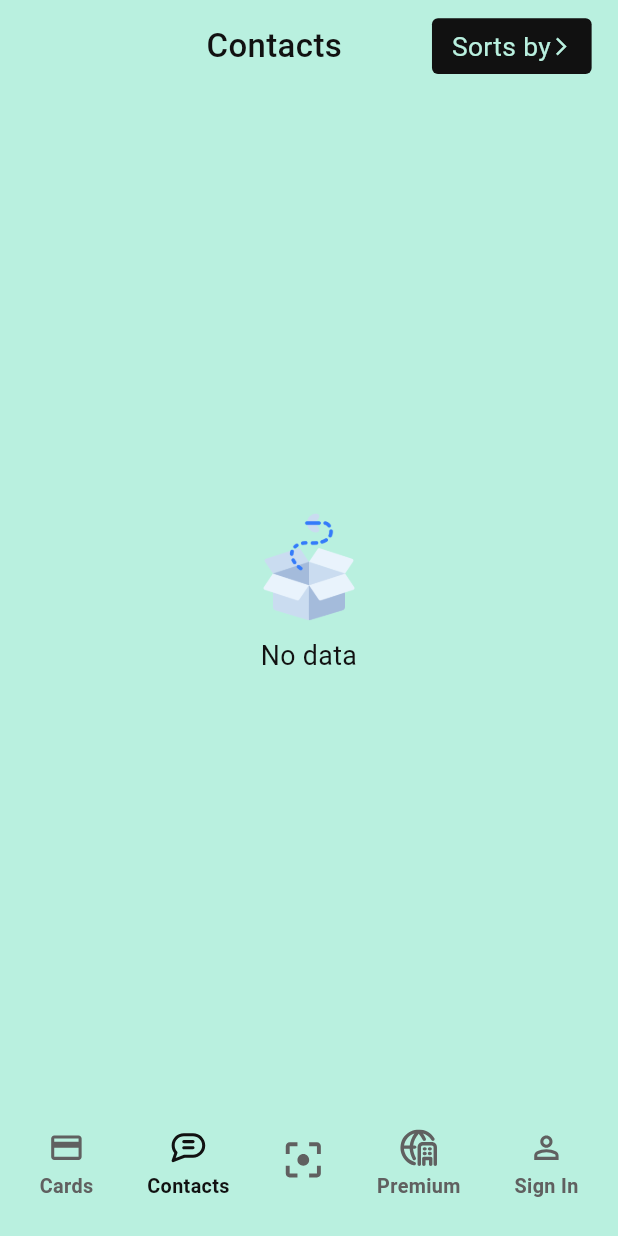
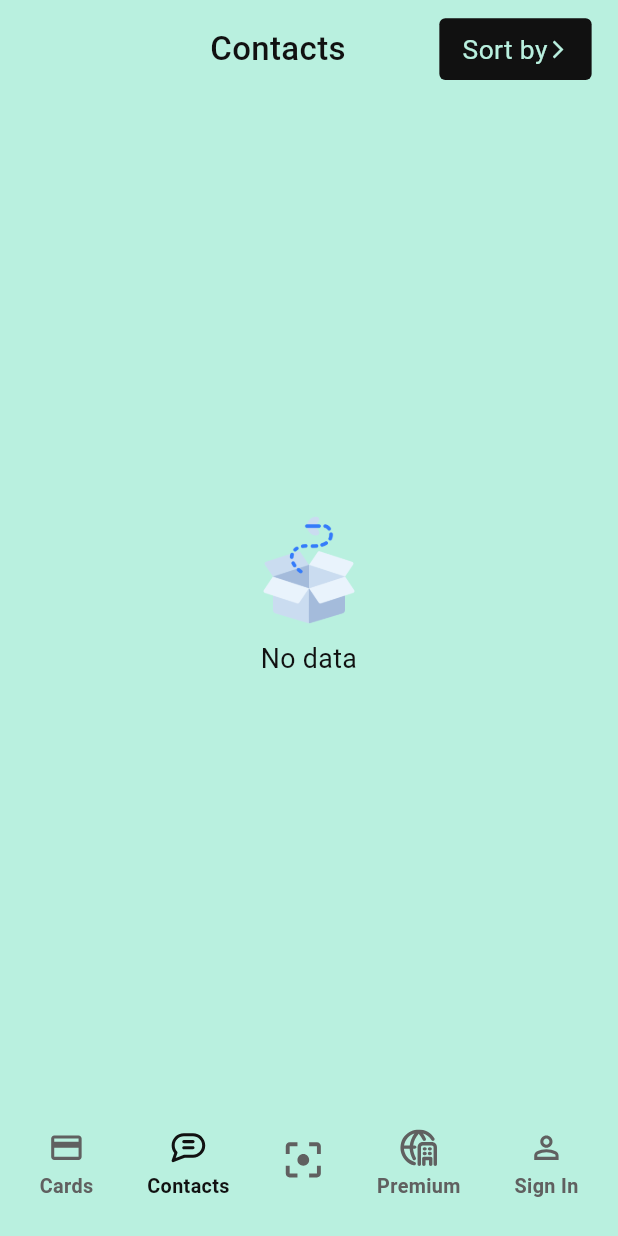
Before and after one commit to bdCalling-Sdt-hub/card_scanner, a Flutter app: the AllCardsScreen screen opened by its route, on a phone screen of 412 x 824 dp. Run offline on Flutter 3.47's test engine with Material 3 defaults, Android fonts, the phone set to English and light mode, and no system bars; our stand-ins replace cached_network_image, cloud_firestore, connectivity_plus, device_info_plus, firebase_auth, firebase_core and 19 more; missing offline and left inert: excel, flutter_barcode_scanner, flutter_currency_picker, flutter_email_sender, flutter_paypal_payment, google_mlkit_text_recognition and 1 more; accounts and stored records are empty.

Commit message:
some update done

```diff
--- a/lib/controllers/storage_controller.dart
+++ b/lib/controllers/storage_controller.dart
@@ -91,7 +91,7 @@ class StorageController extends GetxController {
 
   ///<<<=============== Sorting Repo ==================================>>>
   RxBool isTapped = false.obs;
-  List sortsList = ["Sorts by person name".tr, "Sorts by company name".tr];
+  List sortsList = ["Sort by person name".tr, "Sort by company name".tr];
 
   sortBy({required int index}) {
     if (index == 0) {
--- a/lib/language/locales.dart
+++ b/lib/language/locales.dart
@@ -270,9 +270,9 @@ class Locales extends Translations {
           "Save Group": "Save Group",
           "Scanned Images": "Scanned Images",
           "No image found": "No image found",
-          "Sorts by": "Sorts by",
-          "Sorts by person name": "Sorts by person name",
-          "Sorts by company name": "Sorts by company name",
+          "Sort by": "Sort by",
+          "Sort by person name": "Sort by person name",
+          "Sort by company name": "Sort by company name",
           "Check your internet connection & Try again!":
               "Check your internet connection & Try again!",
           'I want the above texts like this structure,{"imageUrl": "imageUrl", "name": "name", "designation": "designation", "company_name": "company name", "email": "email address", "mobile_phone": "mobile phone number", "land_phone": "land phone number", "fax": "fax number", "website": "web address", "address": "location address"}, always give response as like this same format':
@@ -576,9 +576,9 @@ class Locales extends Translations {
           "Save Group": "保存组",
           "Scanned Images": "扫描的图像",
           "No image found": "未找到图像",
-          "Sorts by": "排序方式",
-          "Sorts by person name": "按人名排序",
-          "Sorts by company name": "按公司名排序",
+          "Sort by": "排序方式",
+          "Sort by person name": "按人名排序",
+          "Sort by company name": "按公司名排序",
           "Check your internet connection & Try again!": "检查你的互联网连接并重试！",
           'I want the above texts like this structure, {"imageUrl": "imageUrl", "name": "name", "designation": "designation", "company_name": "company name", "email": "email address", "mobile_phone": "mobile phone number", "land_phone": "land phone number", "fax": "fax number", "website": "web address", "address": "location address"}, always give response as like this same format':
               '我希望以上文本像这种结构一样，{"imageUrl": "图片网址", "name": "姓名", "designation": "职称", "company_name": "公司名称", "email": "电子邮件地址", "mobile_phone": "手机号码", "land_phone": "座机号码", "fax": "传真号码", "website": "网站地址", "address": "地址"}，并且总是以相同的格式回复',
@@ -883,9 +883,9 @@ class Locales extends Translations {
           "Save Group": "グループを保存",
           "Scanned Images": "スキャンされた画像",
           "No image found": "画像が見つかりません",
-          "Sorts by": "並び替え",
-          "Sorts by person name": "名前で並び替え",
-          "Sorts by company name": "会社名で並び替え",
+          "Sort by": "並び替え",
+          "Sort by person name": "名前で並び替え",
+          "Sort by company name": "会社名で並び替え",
           "Check your internet connection & Try again!":
               "インターネット接続を確認して、もう一度お試しください！",
           "I want the above texts like this structure,{'imageUrl': 'imageUrl', 'name': 'name', 'designation': 'designation', 'company_name': 'company name', 'email': 'email address', 'mobile_phone': 'mobile phone number', 'land_phone': 'land phone number', 'fax': 'fax number', 'website': 'web address', 'address': 'location address'}, always give response as like this same format":
@@ -1183,9 +1183,9 @@ class Locales extends Translations {
           "Save Group": "그룹 저장",
           "Scanned Images": "스캔된 이미지",
           "No image found": "이미지를 찾을 수 없음",
-          "Sorts by": "정렬 기준",
-          "Sorts by person name": "이름으로 정렬",
-          "Sorts by company name": "회사 이름으로 정렬",
+          "Sort by": "정렬 기준",
+          "Sort by person name": "이름으로 정렬",
+          "Sort by company name": "회사 이름으로 정렬",
           "Check your internet connection & Try again!":
               "인터넷 연결을 확인하고 다시 시도하세요!",
           'I want the above texts like this structure,{"imageUrl": "imageUrl", "name": "name", "designation": "designation", "company_name": "company name", "email": "email address", "mobile_phone": "mobile phone number", "land_phone": "land phone number", "fax": "fax number", "website": "web address", "address": "location address"}, always give response as like this same format':
--- a/lib/views/screens/ContactsScreen/all_cards_screen.dart
+++ b/lib/views/screens/ContactsScreen/all_cards_screen.dart
@@ -53,7 +53,7 @@ class AllCardsScreen extends StatelessWidget {
                         storageController.isTapped.value = !storageController.isTapped.value;
                       },
                       child: Container(
-                        padding: EdgeInsets.symmetric(horizontal: 12.w, vertical: 6.h),
+                        padding: EdgeInsets.symmetric(horizontal: 14.w, vertical: 8.h),
                         decoration: BoxDecoration(
                           color: AppColors.black_500,
                           borderRadius: BorderRadius.circular(4),
@@ -62,7 +62,7 @@ class AllCardsScreen extends StatelessWidget {
                           children: [
                             CustomText(
                               fontSize: 16,
-                              text: "Sorts by".tr,
+                              text: "Sort by".tr,
                               color: AppColors.green_500,
                             ),
                             storageController.isTapped.value? Icon(Icons.keyboard_arrow_down, color: AppColors.green_500,) : Icon(Icons.arrow_forward_ios, color: AppColors.green_500, size: 14,)
--- a/lib/views/screens/Group/selected_group_cards.dart
+++ b/lib/views/screens/Group/selected_group_cards.dart
@@ -146,7 +146,8 @@ class SelectedGroupCards extends StatelessWidget {
                                       SizedBox(height: 8.h,),
                                       CustomText(
                                         textAlign: TextAlign.left,
-                                        maxLines: 2,
+                                        maxLines: 1,
+                                        overflow: TextOverflow.ellipsis,
                                         text: contactsList[index].name,
                                         fontSize: 20,
                                         fontWeight: FontWeight.w500,
@@ -154,13 +155,15 @@ class SelectedGroupCards extends StatelessWidget {
                                       SizedBox(height: 4.h,),
                                       CustomText(
                                         textAlign: TextAlign.left,
-                                        maxLines: 3,
+                                        maxLines: 1,
+                                        overflow: TextOverflow.ellipsis,
                                         text: contactsList[index].designation,
                                         fontSize: 12,
                                       ),
                                       CustomText(
                                         textAlign: TextAlign.left,
-                                        maxLines: 3,
+                                        maxLines: 1,
+                                        overflow: TextOverflow.ellipsis,
                                         text: contactsList[index].companyName,
                                         fontSize: 12,
                                       ),
```
